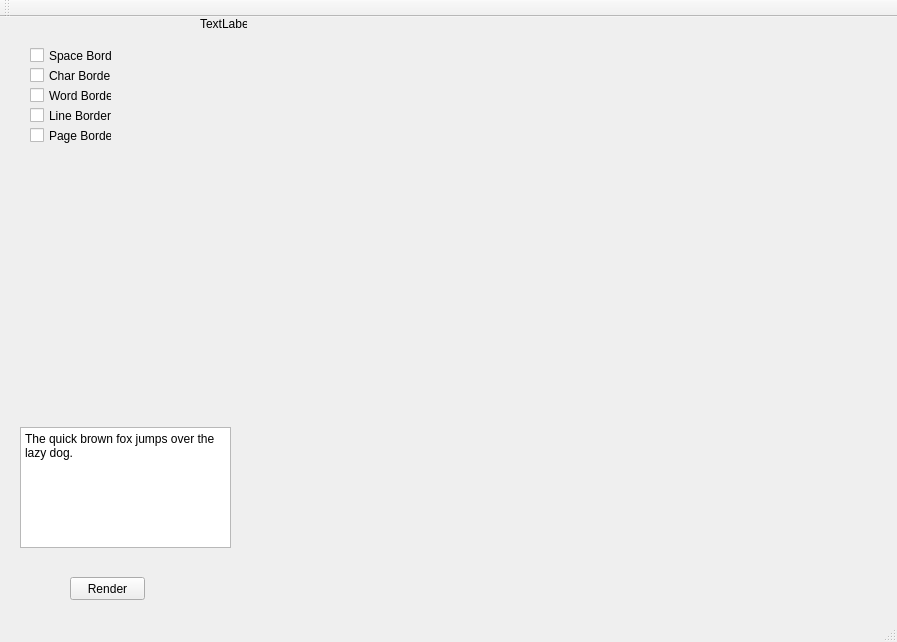
This is viewer.ui in liligeng111/typesetter as Qt 5 draws it before an edit. The edited form follows.
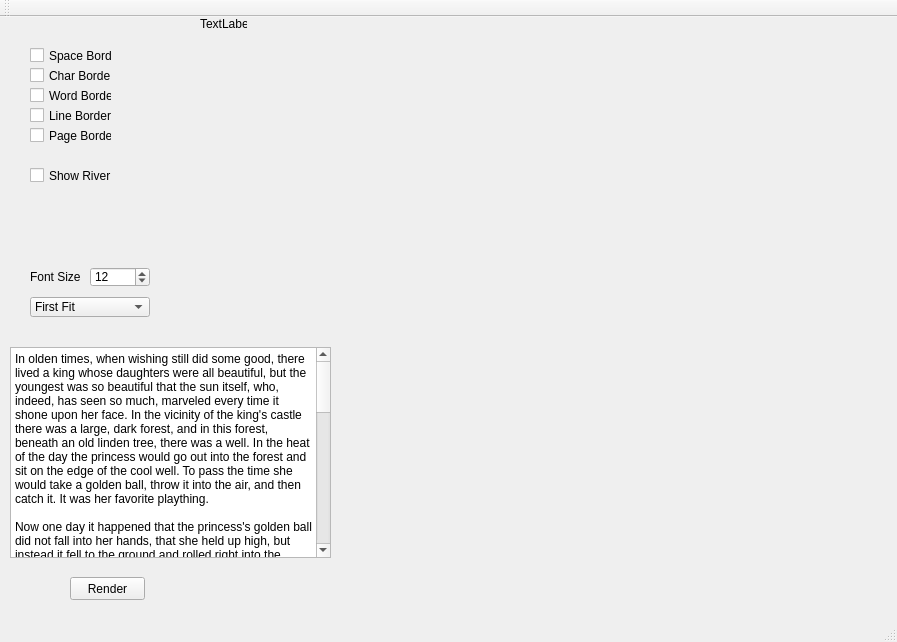
This is the edited form.

Commit message: first fit, best fit, river

```diff
--- a/viewer.ui
+++ b/viewer.ui
@@ -30,14 +30,36 @@
    <widget class="QPlainTextEdit" name="plainTextEdit">
     <property name="geometry">
      <rect>
-      <x>20</x>
-      <y>410</y>
-      <width>211</width>
-      <height>121</height>
+      <x>10</x>
+      <y>330</y>
+      <width>321</width>
+      <height>211</height>
      </rect>
     </property>
     <property name="plainText">
-     <string>The quick brown fox jumps over the lazy dog.</string>
+     <string>In olden times, when wishing still did some good, there lived a king whose daughters were all beautiful, but the youngest was so beautiful that the sun itself, who, indeed, has seen so much, marveled every time it shone upon her face. In the vicinity of the king's castle there was a large, dark forest, and in this forest, beneath an old linden tree, there was a well. In the heat of the day the princess would go out into the forest and sit on the edge of the cool well. To pass the time she would take a golden ball, throw it into the air, and then catch it. It was her favorite plaything.
+
+Now one day it happened that the princess's golden ball did not fall into her hands, that she held up high, but instead it fell to the ground and rolled right into the water. The princess followed it with her eyes, but the ball disappeared, and the well was so deep that she could not see its bottom. Then she began to cry. She cried louder and louder, and she could not console herself.
+
+As she was thus lamenting, someone called out to her, &quot;What is the matter with you, princess? Your crying would turn a stone to pity.&quot;
+
+She looked around to see where the voice was coming from and saw a frog, who had stuck his thick, ugly head out of the water. &quot;Oh, it's you, old water-splasher,&quot; she said. &quot;I am crying because my golden ball has fallen into the well.&quot;
+
+&quot;Be still and stop crying,&quot; answered the frog. I can help you, but what will you give me if I bring back your plaything?&quot;
+
+&quot;Whatever you want, dear frog,&quot; she said, &quot;my clothes, my pearls and precious stones, and even the golden crown that I am wearing.&quot;
+
+The frog answered, &quot;I do not want your clothes, your pearls and precious stones, nor your golden crown, but if you will love me and accept me as a companion and playmate, and let me sit next to you at your table and eat from your golden plate and drink from your cup and sleep in your bed, if you will promise this to me, then I'll dive down and bring your golden ball back to you.&quot;
+
+&quot;Oh, yes,&quot; she said, &quot;I promise all of that to you if you will just bring the ball back to me.&quot; But she thought, &quot;What is this stupid frog trying to say? He just sits here in the water with his own kind and croaks. He cannot be a companion to a human.&quot;
+
+As soon as the frog heard her say &quot;yes&quot; he stuck his head under and dove to the bottom. He paddled back up a short time later with the golden ball in his mouth and threw it onto the grass. The princess was filled with joy when she saw her beautiful plaything once again, picked it up, and ran off.
+
+&quot;Wait, wait,&quot; called the frog, &quot;take me along. I cannot run as fast as you.&quot; But what did it help him, that he croaked out after her as loudly as he could? She paid no attention to him, but instead hurried home and soon forgot the poor frog, who had to return again to his well.
+
+The next day the princess was sitting at the table with the king and all the people of the court, and was eating from her golden plate when something came creeping up the marble steps: plip, plop, plip, plop. As soon as it reached the top, there came a knock at the door, and a voice called out, &quot;Princess, youngest, open the door for me!&quot;
+
+</string>
     </property>
    </widget>
    <widget class="QLabel" name="label">
@@ -118,6 +140,81 @@
      <string>Line Border</string>
     </property>
    </widget>
+   <widget class="QCheckBox" name="riverButton">
+    <property name="geometry">
+     <rect>
+      <x>30</x>
+      <y>150</y>
+      <width>82</width>
+      <height>17</height>
+     </rect>
+    </property>
+    <property name="text">
+     <string>Show River</string>
+    </property>
+   </widget>
+   <widget class="QSpinBox" name="fontSizeBox">
+    <property name="geometry">
+     <rect>
+      <x>90</x>
+      <y>250</y>
+      <width>60</width>
+      <height>20</height>
+     </rect>
+    </property>
+    <property name="maximum">
+     <number>32</number>
+    </property>
+    <property name="value">
+     <number>12</number>
+    </property>
+   </widget>
+   <widget class="QLabel" name="label_2">
+    <property name="geometry">
+     <rect>
+      <x>30</x>
+      <y>250</y>
+      <width>50</width>
+      <height>20</height>
+     </rect>
+    </property>
+    <property name="text">
+     <string>Font Size:</string>
+    </property>
+   </widget>
+   <widget class="QComboBox" name="alignBox">
+    <property name="geometry">
+     <rect>
+      <x>30</x>
+      <y>280</y>
+      <width>120</width>
+      <height>20</height>
+     </rect>
+    </property>
+    <property name="currentIndex">
+     <number>1</number>
+    </property>
+    <item>
+     <property name="text">
+      <string>Ragged Right</string>
+     </property>
+    </item>
+    <item>
+     <property name="text">
+      <string>First Fit</string>
+     </property>
+    </item>
+    <item>
+     <property name="text">
+      <string>Best Fit</string>
+     </property>
+    </item>
+    <item>
+     <property name="text">
+      <string>Optimum Fit</string>
+     </property>
+    </item>
+   </widget>
   </widget>
   <widget class="QMenuBar" name="menuBar">
    <property name="geometry">
```
The commit also changes 13 other files.
